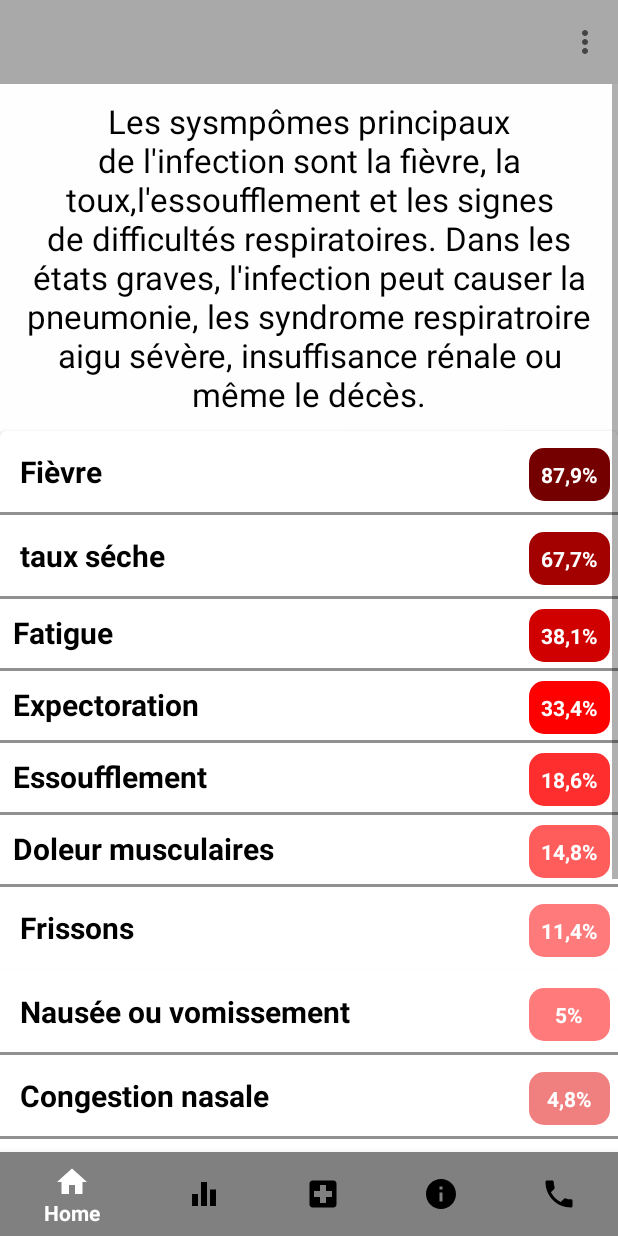
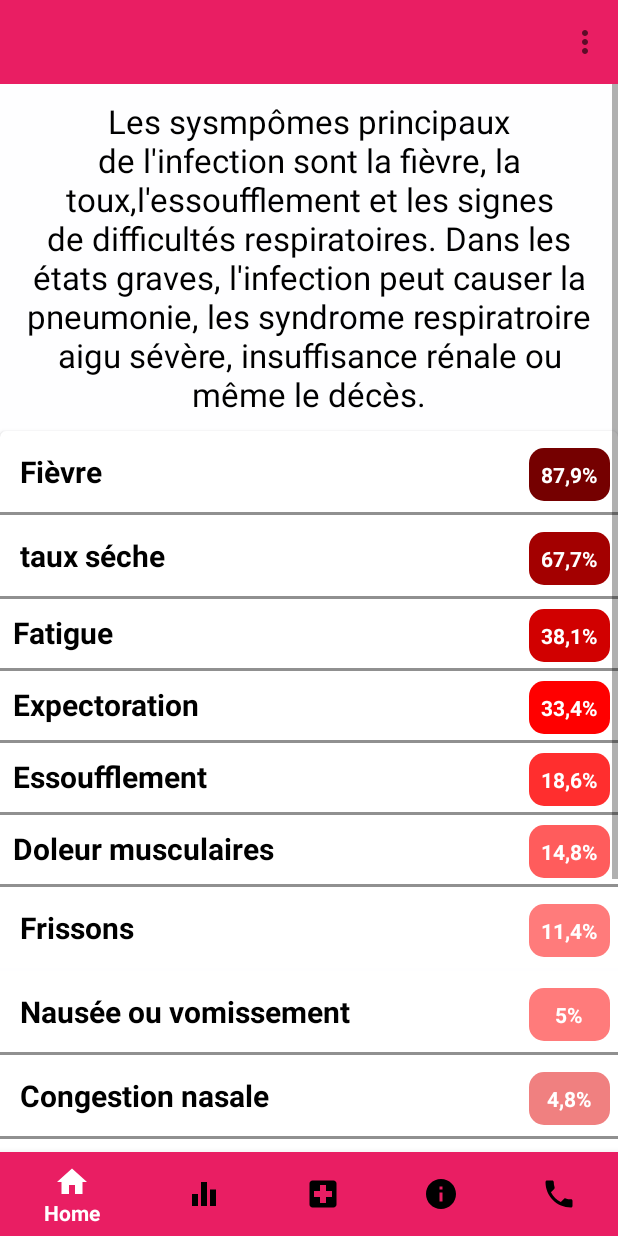
Before and after one commit to ab-mokhtar/project_covid19, an Android app: the ActivityFragment screen opened directly, with no data from a screen before it, on a phone screen of 412 x 824 dp. Run offline under Robolectric (Android 15) with nearby library versions, the phone set to English and light mode, and no system bars; our stand-ins replace Firebase (no records; nobody signed in at launch, a user with empty details on screens opened directly).

Commit message:
samu_frag

```diff
--- a/app/src/main/res/layout/activity_main.xml
+++ b/app/src/main/res/layout/activity_main.xml
@@ -13,7 +13,7 @@
         android:layout_width="match_parent"
         android:layout_height="wrap_content"
         app:titleTextColor="@android:color/white"
-        android:background="@color/cardview"
+        android:background="@color/redT"
         app:title=" ">
     </androidx.appcompat.widget.Toolbar>
 
@@ -32,7 +32,7 @@
             android:layout_width="match_parent"
             android:layout_height="wrap_content"
             android:layout_alignParentBottom="true"
-            app:itemBackground="@color/grey"
+            app:itemBackground="@color/redT"
             app:itemIconTint="@drawable/selector"
             app:itemTextColor="@drawable/selector"
             app:menu="@menu/menu_navigation"/>
--- a/app/src/main/res/values/colors.xml
+++ b/app/src/main/res/values/colors.xml
@@ -2,10 +2,11 @@
 <resources>
     <color name="colorPrimary">#6200EE</color>
     <color name="colorPrimaryDark">#3700B3</color>
-    <color name="colorAccent">#03DAC5</color>
+    <color name="colorAccent">#000000</color>
     <color name="red">#ffffff</color>
     <color name="redT">#E91E63</color>
     <color name="white">#FFFAF0</color>
     <color name="grey">#808080</color>
-<color name="cardview">#A9A9A9</color>
+<color name="cardview">#EAEDF0</color>
+    <color name="black">#FF000000</color>
 </resources>
--- a/app/src/main/res/values/strings.xml
+++ b/app/src/main/res/values/strings.xml
@@ -98,4 +98,6 @@
     <string name="congesion_conjonctivale">Congesion conjonctivale</string>
     <string name="_0_8">0,8%</string>
     <string name="appelez_samu">Appelez SAMU</string>
+    <string name="nombre_des_test_par_jour">nombre_des_test_par_jour</string>
+    <string name="nombre_de_cas_du_jour">nombre_de_cas_du_jour</string>
 </resources>
```
Also changed, not shown: app/src/main/res/layout/stat.xml (+22 -20 lines).
